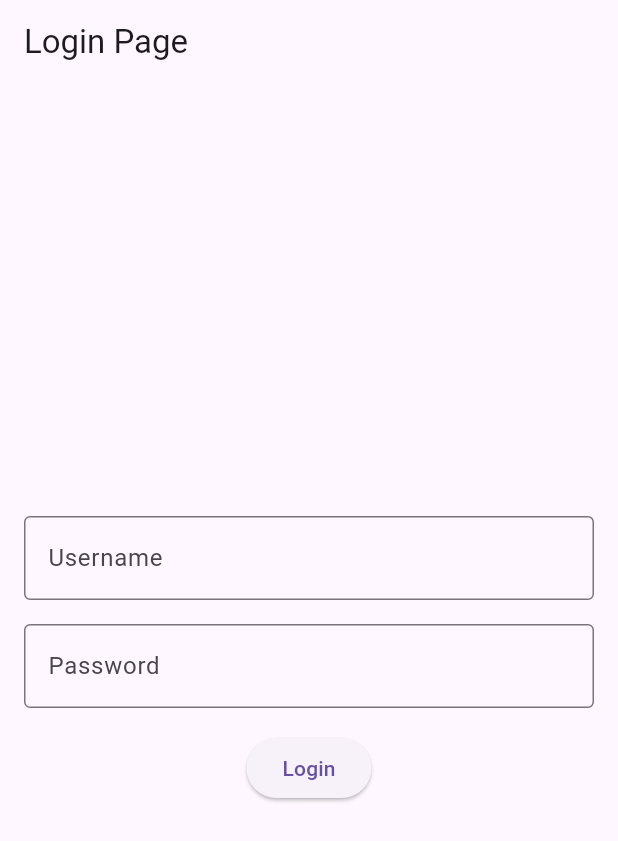
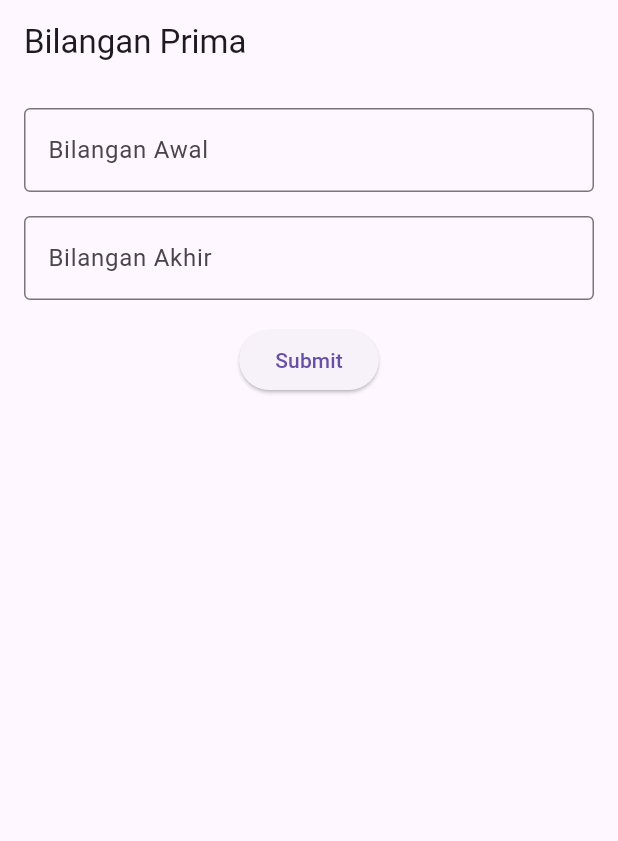
Before and after one commit to yogaacor/SiMontir, a Flutter app: the screen it shows after launch, on a phone screen of 412 x 824 dp. Shown: the top 841 px of the screen. Run offline on Flutter 3.47's test engine with Material 3 defaults, Android fonts, the phone set to English and light mode, and no system bars.

Commit message:
Uas Putra

```diff
--- a/lib/main.dart
+++ b/lib/main.dart
@@ -1,156 +1,103 @@
 import 'package:flutter/material.dart';
-import 'login/login_page.dart';
 
 void main() {
   runApp(MyApp());
 }
 
 class MyApp extends StatelessWidget {
-  const MyApp({super.key});
-
   @override
   Widget build(BuildContext context) {
     return MaterialApp(
-      debugShowCheckedModeBanner: false,
-      title: 'Login Page',
+      title: 'Bilangan Prima',
       theme: ThemeData(
         primarySwatch: Colors.blue,
       ),
-      home: LoginPage(),
+      home: PrimeNumberForm(),
     );
   }
 }
 
-class LoginPage extends StatefulWidget {
+class PrimeNumberForm extends StatefulWidget {
   @override
-  _LoginPageState createState() => _LoginPageState();
+  _PrimeNumberFormState createState() => _PrimeNumberFormState();
 }
 
-class _LoginPageState extends State<LoginPage> {
-  final _formKey = GlobalKey<FormState>();
-  final _usernameController = TextEditingController();
-  final _passwordController = TextEditingController();
+class _PrimeNumberFormState extends State<PrimeNumberForm> {
+  final TextEditingController _startController = TextEditingController();
+  final TextEditingController _endController = TextEditingController();
+  List<int> primes = [];
 
-  void _login() {
-    if (_formKey.currentState?.validate() ?? false) {
-      // Perform login logic
-      String username = _usernameController.text;
-      String password = _passwordController.text;
-      // For demonstration, print the values
-      print('Username: $username');
-      print('Password: $password');
+  bool isPrime(int number) {
+    if (number <= 1) return false;
+    for (int i = 2; i <= number ~/ 2; i++) {
+      if (number % i == 0) return false;
+    }
+    return true;
+  }
 
-      // You can add your own authentication logic here
-      // For example, send the credentials to a server for verification
-
-      // Clear the fields after login
-      _usernameController.clear();
-      _passwordController.clear();
-
-      // Navigate to the next screen or show a success message
-      ScaffoldMessenger.of(context).showSnackBar(
-        SnackBar(content: Text('Login successful!')),
-      );
+  void findPrimes(int start, int end) {
+    List<int> result = [];
+    for (int i = start; i <= end; i++) {
+      if (isPrime(i)) {
+        result.add(i);
       }
     }
-
-  @override
-  void dispose() {
-    _usernameController.dispose();
-    _passwordController.dispose();
-    super.dispose();
+    setState(() {
+      primes = result;
+    });
   }
 
   @override
   Widget build(BuildContext context) {
     return Scaffold(
       appBar: AppBar(
-        title: Text('Login Page'),
+        title: Text('Bilangan Prima'),
       ),
       body: Padding(
-        padding: EdgeInsets.all(16.0),
-        child: Form(
-          key: _formKey,
+        padding: const EdgeInsets.all(16.0),
         child: Column(
-            mainAxisAlignment: MainAxisAlignment.center,
-            children: <Widget>[
-              TextFormField(
-                controller: _usernameController,
+          children: [
+            TextField(
+              controller: _startController,
+              keyboardType: TextInputType.number,
               decoration: InputDecoration(
-                  labelText: 'Username',
+                labelText: 'Bilangan Awal',
                 border: OutlineInputBorder(),
               ),
-                validator: (value) {
-                  if (value == null || value.isEmpty) {
-                    return 'Please enter your username';
-                  }
-                  return null;
+            ),
+            SizedBox(height: 16),
+            TextField(
+              controller: _endController,
+              keyboardType: TextInputType.number,
+              decoration: InputDecoration(
+                labelText: 'Bilangan Akhir',
+                border: OutlineInputBorder(),
+              ),
+            ),
+            SizedBox(height: 16),
+            ElevatedButton(
+              onPressed: () {
+                int start = int.parse(_startController.text);
+                int end = int.parse(_endController.text);
+                findPrimes(start, end);
+              },
+              child: Text('Submit'),
+            ),
+            SizedBox(height: 16),
+            if (primes.isNotEmpty)
+              Expanded(
+                child: ListView.builder(
+                  itemCount: primes.length,
+                  itemBuilder: (context, index) {
+                    return ListTile(
+                      title: Text(primes[index].toString()),
+                    );
                   },
                 ),
-              SizedBox(height: 16.0),
-              TextFormField(
-                controller: _passwordController,
-                decoration: InputDecoration(
-                  labelText: 'Password',
-                  border: OutlineInputBorder(),
-                ),
-                obscureText: true,
-                validator: (value) {
-                  if (value == null || value.isEmpty) {
-                    return 'Please enter your password';
-                  }
-                  return null;
-                },
-              ),
-              SizedBox(height: 16.0),
-              ElevatedButton(
-                onPressed: _login,
-                child: Text('Login'),
               ),
           ],
-          ),
         ),
       ),
     );
   }
 }
-
-class ProductCard extends StatelessWidget {
-  @override
-  Widget build(BuildContext context) {
-    return Container(
-      margin: EdgeInsets.all(8.0),
-      width: 150,
-      height: 200,
-      color: Colors.grey[300],
-    );
-  }
-}
-
-class HeaderPainter extends CustomPainter {
-  @override
-  void paint(Canvas canvas, Size size) {
-    final paint = Paint()
-      ..color = Color(0xFF56BEE1)
-      ..style = PaintingStyle.fill;
-
-    final path = Path();
-    path.moveTo(0, size.height * 0.8);
-    path.quadraticBezierTo(
-      size.width * 0.6,
-      size.height * 1.005,
-      size.width,
-      size.height * 0.65,
-    );
-    path.lineTo(size.width, 0);
-    path.lineTo(0, 0);
-    path.close();
-
-    canvas.drawPath(path, paint);
-  }
-
-  @override
-  bool shouldRepaint(CustomPainter oldDelegate) {
-    return false;
-  }
-}
```
Lines whose indentation alone changed are shown as unchanged.
